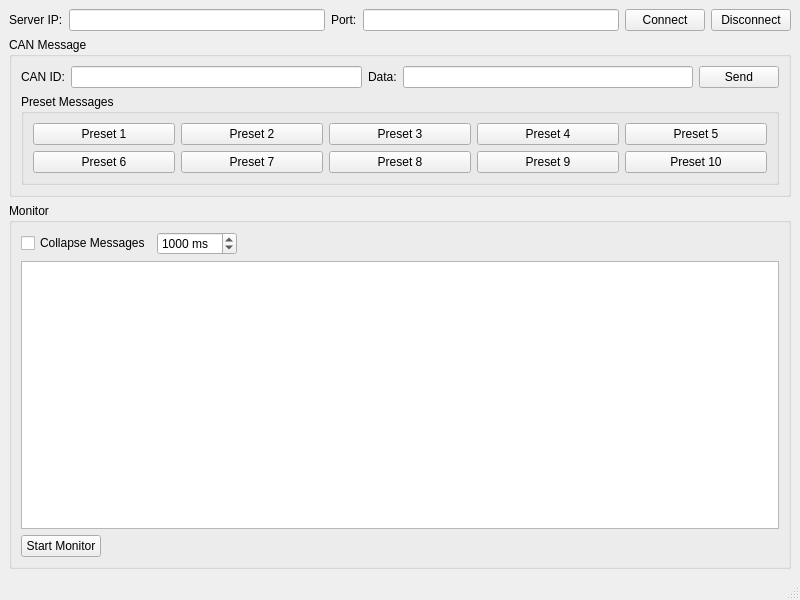
Before: the Qt Designer form Client/src/mainwindow.ui in AlionFan/Little_Arm, drawn with Qt 5.
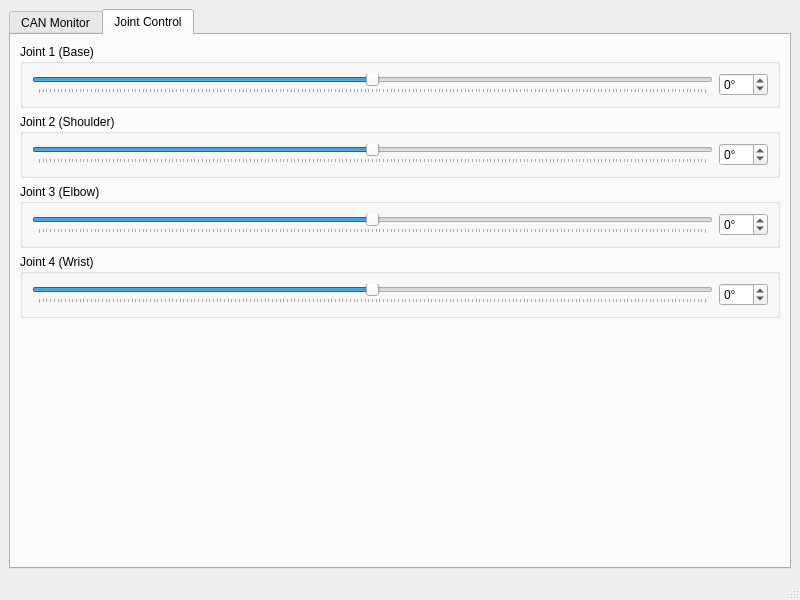
After: the same form once the commit is applied. The open tabs and pages were chosen to show the change.

```diff
--- a/Client/src/mainwindow.ui
+++ b/Client/src/mainwindow.ui
@@ -14,6 +14,16 @@
    <string>CAN Client</string>
   </property>
   <widget class="QWidget" name="centralwidget">
+   <layout class="QHBoxLayout" name="horizontalLayout_5">
+    <item>
+     <widget class="QTabWidget" name="tabWidget">
+      <property name="currentIndex">
+       <number>0</number>
+      </property>
+      <widget class="QWidget" name="canTab">
+       <attribute name="title">
+        <string>CAN Monitor</string>
+       </attribute>
    <layout class="QVBoxLayout" name="verticalLayout">
     <item>
      <layout class="QHBoxLayout" name="horizontalLayout">
@@ -219,11 +229,46 @@
         </layout>
        </item>
        <item>
-        <widget class="QTextEdit" name="monitorText">
+            <layout class="QHBoxLayout" name="monitorLayout">
+             <item>
+              <widget class="QGroupBox" name="txGroupBox">
+               <property name="title">
+                <string>TX (Sent)</string>
+               </property>
+               <layout class="QVBoxLayout" name="verticalLayout_4">
+                <item>
+                 <widget class="QTextEdit" name="txMonitorText">
          <property name="readOnly">
           <bool>true</bool>
          </property>
-        </widget>
+                  <property name="styleSheet">
+                   <string>font-family: Consolas, Monaco, monospace;</string>
+                  </property>
+                 </widget>
+                </item>
+               </layout>
+              </widget>
+             </item>
+             <item>
+              <widget class="QGroupBox" name="rxGroupBox">
+               <property name="title">
+                <string>RX (Received)</string>
+               </property>
+               <layout class="QVBoxLayout" name="verticalLayout_5">
+                <item>
+                 <widget class="QTextEdit" name="rxMonitorText">
+                  <property name="readOnly">
+                   <bool>true</bool>
+                  </property>
+                  <property name="styleSheet">
+                   <string>font-family: Consolas, Monaco, monospace;</string>
+                  </property>
+                 </widget>
+                </item>
+               </layout>
+              </widget>
+             </item>
+            </layout>
        </item>
        <item>
         <layout class="QHBoxLayout" name="horizontalLayout_3">
@@ -250,6 +295,182 @@
         </layout>
        </item>
       </layout>
+         </widget>
+        </item>
+       </layout>
+      </widget>
+      <widget class="QWidget" name="jointTab">
+       <attribute name="title">
+        <string>Joint Control</string>
+       </attribute>
+       <layout class="QVBoxLayout" name="verticalLayout_4">
+        <item>
+         <widget class="QGroupBox" name="joint1Group">
+          <property name="title">
+           <string>Joint 1 (Base)</string>
+          </property>
+          <layout class="QHBoxLayout" name="horizontalLayout_6">
+           <item>
+            <widget class="QSlider" name="joint1Slider">
+             <property name="minimum">
+              <number>-90</number>
+             </property>
+             <property name="maximum">
+              <number>90</number>
+             </property>
+             <property name="orientation">
+              <enum>Qt::Horizontal</enum>
+             </property>
+             <property name="tickPosition">
+              <enum>QSlider::TicksBelow</enum>
+             </property>
+            </widget>
+           </item>
+           <item>
+            <widget class="QSpinBox" name="joint1SpinBox">
+             <property name="minimum">
+              <number>-90</number>
+             </property>
+             <property name="maximum">
+              <number>90</number>
+             </property>
+             <property name="suffix">
+              <string>°</string>
+             </property>
+            </widget>
+           </item>
+          </layout>
+         </widget>
+        </item>
+        <item>
+         <widget class="QGroupBox" name="joint2Group">
+          <property name="title">
+           <string>Joint 2 (Shoulder)</string>
+          </property>
+          <layout class="QHBoxLayout" name="horizontalLayout_7">
+           <item>
+            <widget class="QSlider" name="joint2Slider">
+             <property name="minimum">
+              <number>-90</number>
+             </property>
+             <property name="maximum">
+              <number>90</number>
+             </property>
+             <property name="orientation">
+              <enum>Qt::Horizontal</enum>
+             </property>
+             <property name="tickPosition">
+              <enum>QSlider::TicksBelow</enum>
+             </property>
+            </widget>
+           </item>
+           <item>
+            <widget class="QSpinBox" name="joint2SpinBox">
+             <property name="minimum">
+              <number>-90</number>
+             </property>
+             <property name="maximum">
+              <number>90</number>
+             </property>
+             <property name="suffix">
+              <string>°</string>
+             </property>
+            </widget>
+           </item>
+          </layout>
+         </widget>
+        </item>
+        <item>
+         <widget class="QGroupBox" name="joint3Group">
+          <property name="title">
+           <string>Joint 3 (Elbow)</string>
+          </property>
+          <layout class="QHBoxLayout" name="horizontalLayout_8">
+           <item>
+            <widget class="QSlider" name="joint3Slider">
+             <property name="minimum">
+              <number>-90</number>
+             </property>
+             <property name="maximum">
+              <number>90</number>
+             </property>
+             <property name="orientation">
+              <enum>Qt::Horizontal</enum>
+             </property>
+             <property name="tickPosition">
+              <enum>QSlider::TicksBelow</enum>
+             </property>
+            </widget>
+           </item>
+           <item>
+            <widget class="QSpinBox" name="joint3SpinBox">
+             <property name="minimum">
+              <number>-90</number>
+             </property>
+             <property name="maximum">
+              <number>90</number>
+             </property>
+             <property name="suffix">
+              <string>°</string>
+             </property>
+            </widget>
+           </item>
+          </layout>
+         </widget>
+        </item>
+        <item>
+         <widget class="QGroupBox" name="joint4Group">
+          <property name="title">
+           <string>Joint 4 (Wrist)</string>
+          </property>
+          <layout class="QHBoxLayout" name="horizontalLayout_9">
+           <item>
+            <widget class="QSlider" name="joint4Slider">
+             <property name="minimum">
+              <number>-90</number>
+             </property>
+             <property name="maximum">
+              <number>90</number>
+             </property>
+             <property name="orientation">
+              <enum>Qt::Horizontal</enum>
+             </property>
+             <property name="tickPosition">
+              <enum>QSlider::TicksBelow</enum>
+             </property>
+            </widget>
+           </item>
+           <item>
+            <widget class="QSpinBox" name="joint4SpinBox">
+             <property name="minimum">
+              <number>-90</number>
+             </property>
+             <property name="maximum">
+              <number>90</number>
+             </property>
+             <property name="suffix">
+              <string>°</string>
+             </property>
+            </widget>
+           </item>
+          </layout>
+         </widget>
+        </item>
+        <item>
+         <spacer name="verticalSpacer">
+          <property name="orientation">
+           <enum>Qt::Vertical</enum>
+          </property>
+          <property name="sizeHint" stdset="0">
+           <size>
+            <width>20</width>
+            <height>40</height>
+           </size>
+          </property>
+         </spacer>
+        </item>
+       </layout>
+      </widget>
      </widget>
     </item>
    </layout>
```
Left out of the diff: 12 changed lines with no effect on the pictures. Lines whose indentation alone changed are shown as unchanged.
